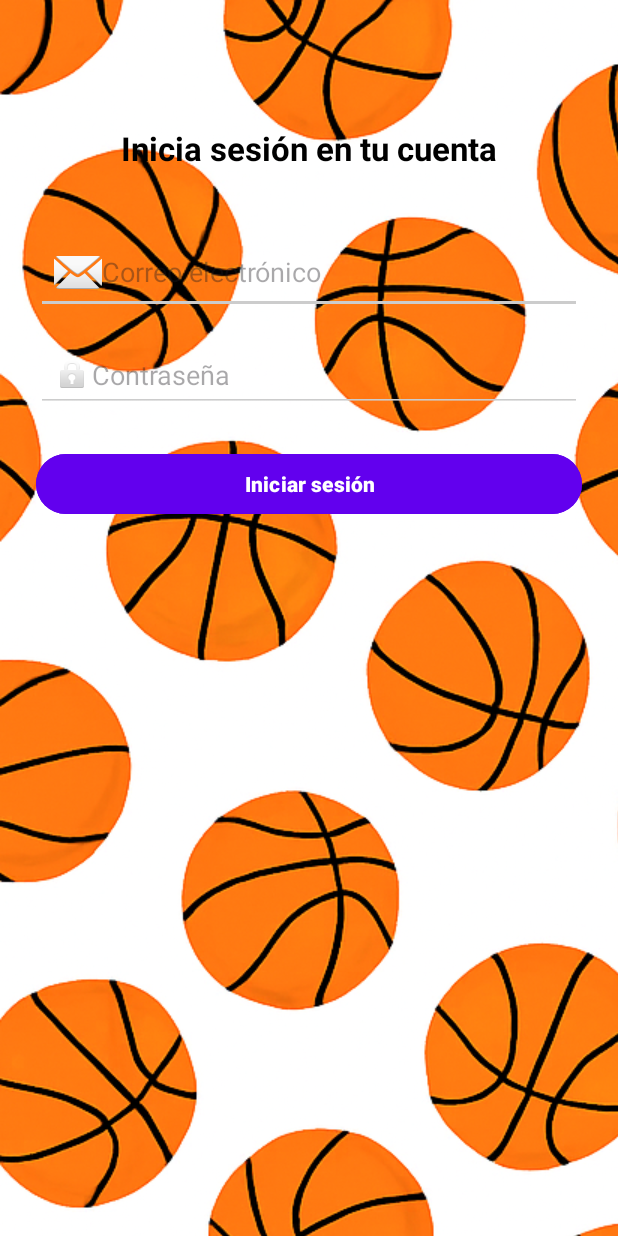
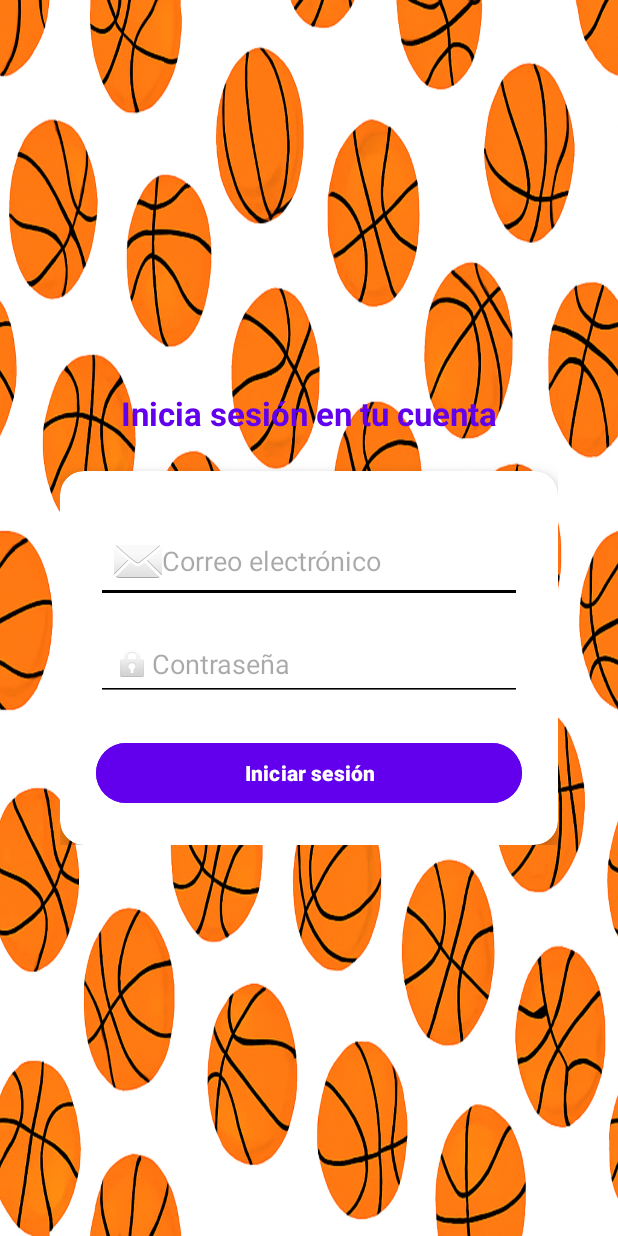
Before and after one commit to MiguelPavon2003/TFG, an Android app: the screen it shows after launch (iniciar_sesion), after a tap on "¿Ya tienes una cuenta? Inicia sesión", on a phone screen of 412 x 824 dp. Run offline under Robolectric (Android 15) with nearby library versions, the light colour scheme and no system bars; our stand-ins replace Firebase (no records; nobody signed in at launch, a user with empty details on screens opened directly).

Commit message:
ultimo commit

```diff
--- a/MiguelPavonLimones_TFG/app/src/main/res/drawable/edit_text_bg.xml
+++ b/MiguelPavonLimones_TFG/app/src/main/res/drawable/edit_text_bg.xml
@@ -1,6 +1,6 @@
 <?xml version="1.0" encoding="utf-8"?>
 <shape xmlns:android="http://schemas.android.com/apk/res/android">
-    <solid android:color="#FFFFFF" /> <!-- Fondo blanco -->
-    <corners android:radius="16dp" /> <!-- Bordes redondeados -->
-    <stroke android:color="#3b5998" android:width="2dp" /> <!-- Borde azul -->
+    <solid android:color="#FFFFFF" />
+    <corners android:radius="16dp" />
+    <stroke android:color="#3b5998" android:width="2dp" />
 </shape>
--- a/MiguelPavonLimones_TFG/app/src/main/res/layout/activity_iniciar_sesion.xml
+++ b/MiguelPavonLimones_TFG/app/src/main/res/layout/activity_iniciar_sesion.xml
@@ -5,8 +5,20 @@
     android:id="@+id/main"
     android:layout_width="match_parent"
     android:layout_height="match_parent"
-    android:background="@drawable/fondo_pantalla"
+    android:background="@drawable/pelota_fondo"
     android:padding="24dp">
+
+  <LinearLayout
+      android:id="@+id/layoutCentrado"
+      android:layout_width="0dp"
+      android:layout_height="wrap_content"
+      android:orientation="vertical"
+      android:gravity="center_horizontal"
+      android:layout_margin="16dp"
+      app:layout_constraintTop_toTopOf="parent"
+      app:layout_constraintBottom_toBottomOf="parent"
+      app:layout_constraintStart_toStartOf="parent"
+      app:layout_constraintEnd_toEndOf="parent">
 
     <TextView
         android:id="@+id/tvLoginTitulo"
@@ -15,53 +27,55 @@
         android:text="Inicia sesión en tu cuenta"
         android:textSize="22sp"
         android:textStyle="bold"
-      android:textColor="@android:color/black"
-      app:layout_constraintTop_toTopOf="parent"
-      app:layout_constraintStart_toStartOf="parent"
-      app:layout_constraintEnd_toEndOf="parent"
-      android:layout_marginTop="60dp" />
+        android:textColor="@color/purple"
+        android:layout_marginBottom="24dp" />
+
+    <androidx.cardview.widget.CardView
+        android:id="@+id/cardView"
+        android:layout_width="match_parent"
+        android:layout_height="wrap_content"
+        app:cardCornerRadius="16dp"
+        app:cardElevation="8dp"
+        android:backgroundTint="@android:color/white">
+
+      <LinearLayout
+          android:layout_width="match_parent"
+          android:layout_height="wrap_content"
+          android:orientation="vertical"
+          android:padding="24dp">
 
         <EditText
             android:id="@+id/etEmail1"
-      android:layout_width="0dp"
+            android:layout_width="match_parent"
             android:layout_height="wrap_content"
             android:hint="Correo electrónico"
             android:inputType="textEmailAddress"
             android:drawableStart="@android:drawable/ic_dialog_email"
-      android:backgroundTint="#CCCCCC"
+            android:backgroundTint="@color/black"
             android:padding="12dp"
-      app:layout_constraintTop_toBottomOf="@id/tvLoginTitulo"
-      app:layout_constraintStart_toStartOf="parent"
-      app:layout_constraintEnd_toEndOf="parent"
-      android:layout_marginTop="40dp" />
-
+            android:layout_marginTop="8dp" />
 
         <EditText
             android:id="@+id/etContraseña1"
-      android:layout_width="0dp"
+            android:layout_width="match_parent"
             android:layout_height="wrap_content"
             android:hint="Contraseña"
             android:inputType="textPassword"
             android:drawableStart="@android:drawable/ic_lock_idle_lock"
-      android:backgroundTint="#CCCCCC"
+            android:backgroundTint="@color/black"
             android:padding="12dp"
-      app:layout_constraintTop_toBottomOf="@id/etEmail1"
-      app:layout_constraintStart_toStartOf="parent"
-      app:layout_constraintEnd_toEndOf="parent"
             android:layout_marginTop="16dp" />
-
 
         <Button
             android:id="@+id/btnIniciarSesion"
-      android:layout_width="0dp"
+            android:layout_width="match_parent"
             android:layout_height="wrap_content"
             android:text="Iniciar sesión"
             android:textColor="@android:color/white"
             android:backgroundTint="@color/purple"
             android:textStyle="bold"
-      app:layout_constraintTop_toBottomOf="@id/etContraseña1"
-      app:layout_constraintStart_toStartOf="parent"
-      app:layout_constraintEnd_toEndOf="parent"
             android:layout_marginTop="24dp" />
-
+      </LinearLayout>
+    </androidx.cardview.widget.CardView>
+  </LinearLayout>
 </androidx.constraintlayout.widget.ConstraintLayout>
--- a/MiguelPavonLimones_TFG/app/src/main/res/layout/activity_pantalla_de_estadistica.xml
+++ b/MiguelPavonLimones_TFG/app/src/main/res/layout/activity_pantalla_de_estadistica.xml
@@ -100,7 +100,7 @@
             android:backgroundTint="@color/verde" />
 
         <Button
-            android:id="@+id/btnGraficas"
+            android:id="@+id/btnVerGraficas"
             android:layout_width="wrap_content"
             android:layout_height="wrap_content"
             android:text="Ver Gráfica"
--- a/MiguelPavonLimones_TFG/app/src/main/res/layout/activity_registrar_equipo.xml
+++ b/MiguelPavonLimones_TFG/app/src/main/res/layout/activity_registrar_equipo.xml
@@ -8,7 +8,7 @@
     android:padding="16dp"
     tools:context=".RegistrarEquipoActivity">
 
-    <!-- Título -->
+
     <TextView
         android:id="@+id/tvTitulo"
         android:layout_width="wrap_content"
@@ -48,7 +48,7 @@
                 android:layout_height="wrap_content"
                 android:hint="Nombre del equipo"
                 android:padding="12dp"
-                android:textColor="#000000"
+                android:textColor="@color/black"
                 android:textSize="16sp"
                 android:background="@drawable/edit_text_bg"
                 android:layout_marginBottom="16dp" />
--- a/MiguelPavonLimones_TFG/app/src/main/res/layout/activity_registrar_partido.xml
+++ b/MiguelPavonLimones_TFG/app/src/main/res/layout/activity_registrar_partido.xml
@@ -26,7 +26,7 @@
             android:hint="Fecha del partido"
             android:focusable="false"
             android:padding="12dp"
-            android:backgroundTint="#CCCCCC"
+            android:backgroundTint="@color/black"
             android:layout_marginBottom="16dp" />
 
         <EditText
@@ -35,7 +35,7 @@
             android:layout_height="wrap_content"
             android:hint="Equipo rival"
             android:padding="12dp"
-            android:backgroundTint="#CCCCCC"
+            android:backgroundTint="@color/black"
             android:layout_marginBottom="16dp" />
 
         <Spinner
```
Also changed, not shown: MiguelPavonLimones_TFG/app/src/main/AndroidManifest.xml (+4 -7 lines), MiguelPavonLimones_TFG/app/src/main/java/com/example/miguelpavonlimones_tfg/BarChartCanvasView.kt (added, +93 -0 lines), MiguelPavonLimones_TFG/app/src/main/java/com/example/miguelpavonlimones_tfg/PantallaDeEstadisticaActivity.kt (+86 -13 lines), MiguelPavonLimones_TFG/app/src/main/java/com/example/miguelpavonlimones_tfg/VerGraficas.kt (added, +83 -0 lines), MiguelPavonLimones_TFG/app/src/main/res/layout/activity_main.xml (+4 -4 lines), MiguelPavonLimones_TFG/app/src/main/res/layout/activity_ver_graficas.xml (added, +45 -0 lines), MiguelPavonLimones_TFG/app/src/main/res/values/colors.xml (+15 -0 lines). Lines whose indentation alone changed are shown as unchanged.
